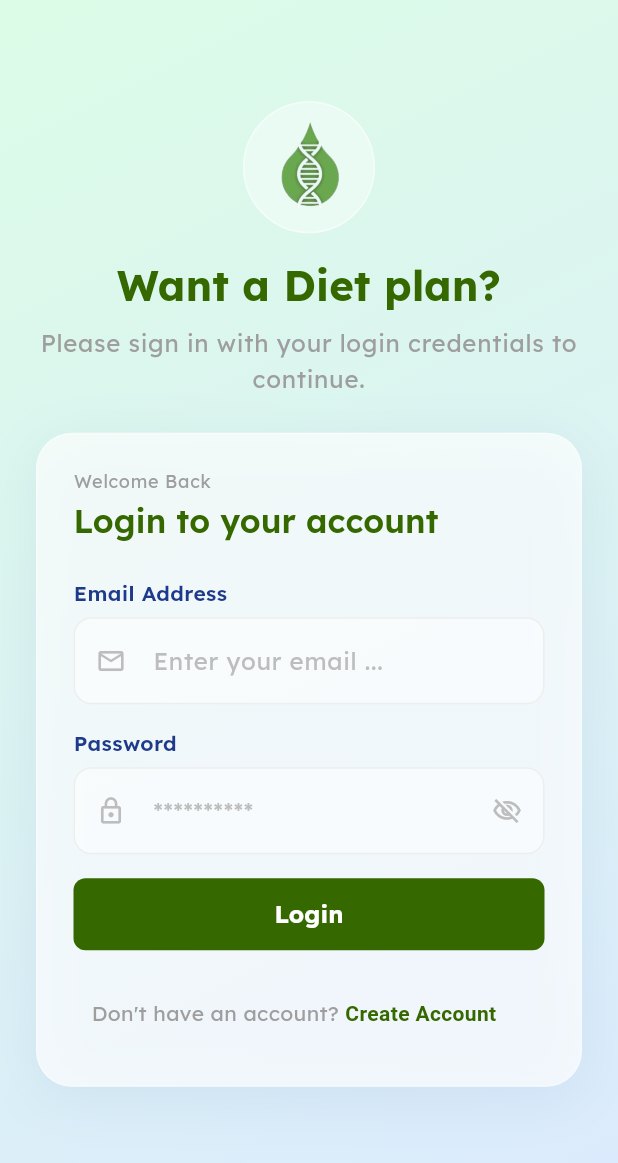
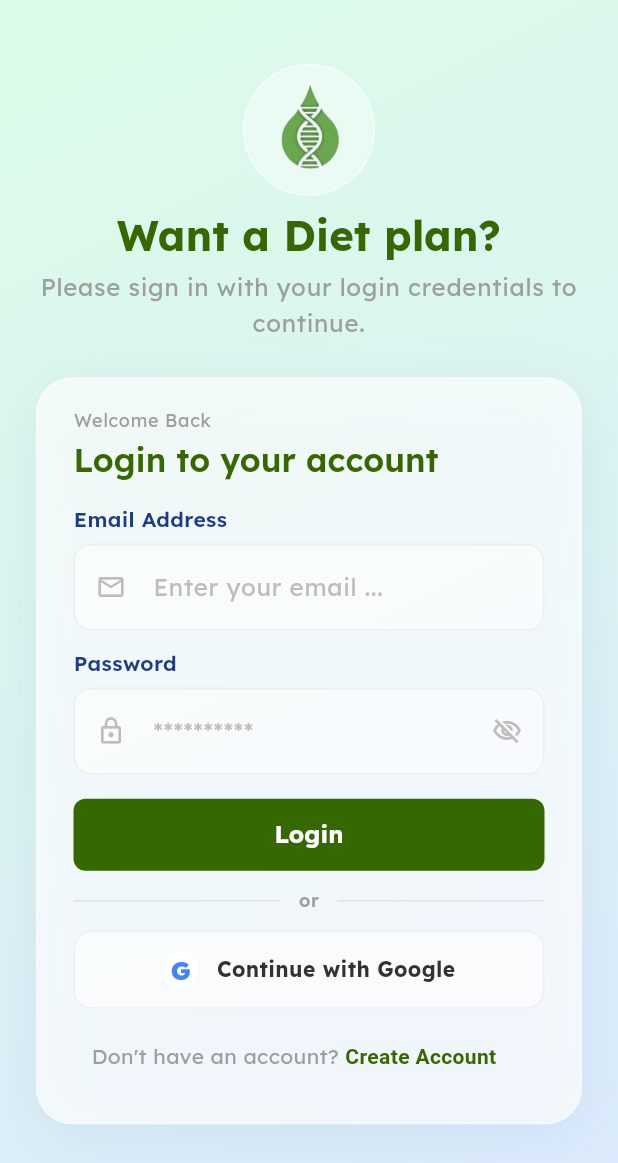
Before and after one commit to AhmadDev555/healginx, a Flutter app: the screen it shows after launch, on a phone screen of 412 x 824 dp. Shown: the top 1163 px of the screen. Run offline on Flutter 3.47's test engine with Material 3 defaults, Android fonts, the phone set to English and light mode, and no system bars; our stand-ins replace cloud_firestore, dio, firebase_auth, firebase_core, flash, flutter_bloc and 5 more; missing offline and left inert: fan_side_drawer; accounts and stored records are empty.

Commit message:
- fixed issues and bugs

```diff
--- a/lib/features/login/bloc/login_cubit.dart
+++ b/lib/features/login/bloc/login_cubit.dart
@@ -41,6 +41,7 @@ class LoginCubit extends Cubit<LoginStates> {
         emit(LoginWithGoogleFailure(error: "Google sign-in cancelled"));
       }
     } catch (e) {
+      print("error to login with google : $e");
       emit(LoginWithGoogleFailure(error: e.toString()));
     }
   }
--- a/lib/features/login/ui/login.dart
+++ b/lib/features/login/ui/login.dart
@@ -116,7 +116,7 @@ class _LoginScreenState extends State<LoginScreen>
                               ),
                             ),
                           ),
-                          const SizedBox(height: 16),
+                          const SizedBox(height: 8),
                           Text(
                             'Want a Diet plan?',
                             style: theme.textTheme.headlineSmall?.copyWith(
@@ -125,7 +125,7 @@ class _LoginScreenState extends State<LoginScreen>
                               fontSize: 28,
                             ),
                           ),
-                          const SizedBox(height: 8),
+                          const SizedBox(height: 4),
                           Text(
                               'Please sign in with your login credentials to continue.',
                               textAlign: TextAlign.center,
@@ -151,10 +151,9 @@ class _LoginScreenState extends State<LoginScreen>
                         child: RepaintBoundary(
                           child: Container(
                             width: double.infinity,
-                            padding: const EdgeInsets.all(24),
+                            padding: const EdgeInsets.symmetric(horizontal: 24,vertical: 20),
                             decoration: BoxDecoration(
-                              color: (Colors.white)
-                                  .withOpacity(0.7),
+                              color: (Colors.white).withOpacity(0.7),
                               borderRadius: BorderRadius.circular(24),
                               border: Border.all(
                                 color: Colors.white.withOpacity(0.3),
@@ -193,11 +192,11 @@ class _LoginScreenState extends State<LoginScreen>
 
 
                                   ),
-                                  const SizedBox(height: 24),
+                                  const SizedBox(height: 16),
 
                                   // Email Field
                                   _buildEmailField(theme,),
-                                  const SizedBox(height: 16),
+                                  const SizedBox(height: 12),
 
                                   // Password Field
                                   _buildPasswordField(theme,),
@@ -239,7 +238,38 @@ class _LoginScreenState extends State<LoginScreen>
                                     onPressed: _login,
                                     text: "Login",
                                   ),
-                                  const SizedBox(height: 18),
+                                  const SizedBox(height: 12),
+                                  Row(
+                                    children: [
+                                      Expanded(
+                                        child: Divider(
+                                          color: Colors.grey[300],
+                                          thickness: 1,
+                                        ),
+                                      ),
+                                      Padding(
+                                        padding: const EdgeInsets.symmetric(
+                                            horizontal: 12),
+                                        child: Text(
+                                          'or',
+                                          style: theme.textTheme.bodySmall
+                                              ?.copyWith(
+                                            color: AppColors.grey,
+                                            fontWeight: FontWeight.w600,
+                                          ),
+                                        ),
+                                      ),
+                                      Expanded(
+                                        child: Divider(
+                                          color: Colors.grey[300],
+                                          thickness: 1,
+                                        ),
+                                      ),
+                                    ],
+                                  ),
+                                  const SizedBox(height: 12),
+                                  _buildGoogleButton(theme),
+                                  const SizedBox(height: 8),
                                   TextButton(
                                     onPressed: () => sl<NavigationService>().push(const RegisterScreen()),
                                     child: RichText(
@@ -305,6 +335,54 @@ class _LoginScreenState extends State<LoginScreen>
               ),
             ),
           ),
+        ),
+      ),
+    );
+  }
+
+  Widget _buildGoogleButton(ThemeData theme) {
+    return SizedBox(
+      width: double.infinity,
+      height: 52,
+      child: OutlinedButton(
+        onPressed: _loginWithGoogle,
+        style: OutlinedButton.styleFrom(
+          backgroundColor: Colors.white.withOpacity(0.58),
+          foregroundColor: AppColors.blackGrey,
+          side: BorderSide(color: Colors.grey[200]!),
+          shape: RoundedRectangleBorder(
+            borderRadius: BorderRadius.circular(12),
+          ),
+        ),
+        child: Row(
+          mainAxisAlignment: MainAxisAlignment.center,
+          children: [
+            Container(
+              width: 24,
+              height: 24,
+              alignment: Alignment.center,
+              decoration: const BoxDecoration(
+                color: Colors.white,
+                shape: BoxShape.circle,
+              ),
+              child: const Text(
+                'G',
+                style: TextStyle(
+                  color: Color(0xFF4285F4),
+                  fontSize: 17,
+                  fontWeight: FontWeight.w800,
+                ),
+              ),
+            ),
+            const SizedBox(width: 12),
+            Text(
+              'Continue with Google',
+              style: theme.textTheme.bodyMedium?.copyWith(
+                color: AppColors.blackGrey,
+                fontWeight: FontWeight.w700,
+              ),
+            ),
+          ],
         ),
       ),
     );
@@ -427,6 +505,10 @@ class _LoginScreenState extends State<LoginScreen>
     }
   }
 
+  void _loginWithGoogle() {
+    context.read<LoginCubit>().loginWithGoogle();
+  }
+
   void _handleLoginState(BuildContext context, LoginStates state) async {
     if (state is LoginWithEmailLoading) {
       Loading.show(context);
@@ -450,6 +532,17 @@ class _LoginScreenState extends State<LoginScreen>
     } else if (state is LoginWithEmailFailure) {
       Navigator.pop(context);
       context.showErrorBar(content: Text(state.error??""), indicatorColor: AppColors.red);
+    } else if (state is LoginWithGoogleLoading) {
+      Loading.show(context);
+    } else if (state is LoginWithGoogleSuccess) {
+      await SharedPreferencesClient.instance.setLoggedIn(true);
+      sl<NavigationService>().pushAndClearStack(HomeScreen());
+    } else if (state is LoginWithGoogleFailure) {
+      Navigator.pop(context);
+      context.showErrorBar(
+        content: Text(state.error ?? ""),
+        indicatorColor: AppColors.red,
+      );
     }
   }
 
```
